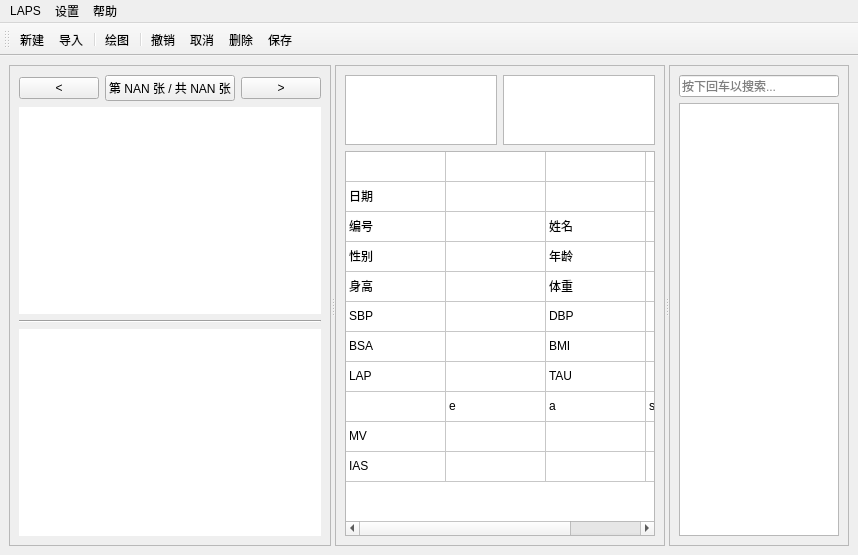
Before: the Qt Designer form UI/ui_index.ui in Orange-66/LAPS-v1.0, drawn with Qt 5.
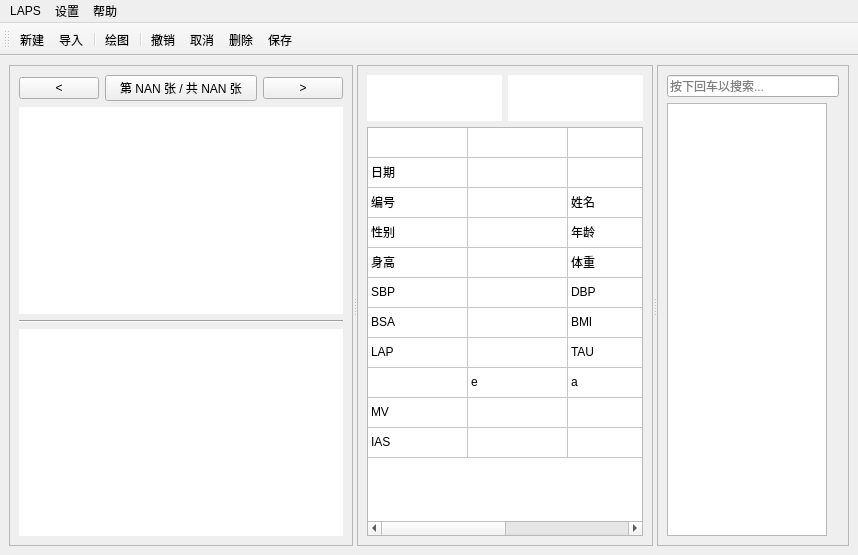
After: the same form once the commit is applied. Icons and pictures are not drawn.

Commit message: - 完成了中部图片的显示； - 完成了对于计算lap时产生的processed_image的剪切与存储； - 完成了将计算的lap写入到数据库中的操作； - 解决了新建图片发生的错误问题； - 设计并完成使用随机字符对于文件的命名，避免命名重复的问题发生； - 在settings中设计了存储文件的根目录以及临时文件的根目录； - 设计了保存图像的开关；

```diff
--- a/UI/ui_index.ui
+++ b/UI/ui_index.ui
@@ -108,10 +108,30 @@
         <item>
          <layout class="QHBoxLayout" name="horizontalLayout_4">
           <item>
-           <widget class="QGraphicsView" name="graphics_left_image"/>
+           <widget class="QLabel" name="label_left_image">
+            <property name="autoFillBackground">
+             <bool>false</bool>
+            </property>
+            <property name="styleSheet">
+             <string notr="true">background:rgb(255, 255, 255)</string>
+            </property>
+            <property name="text">
+             <string/>
+            </property>
+           </widget>
           </item>
           <item>
-           <widget class="QGraphicsView" name="graphics_right_image"/>
+           <widget class="QLabel" name="label_right_image">
+            <property name="autoFillBackground">
+             <bool>true</bool>
+            </property>
+            <property name="styleSheet">
+             <string notr="true">background:rgb(255, 255, 255)</string>
+            </property>
+            <property name="text">
+             <string/>
+            </property>
+           </widget>
           </item>
          </layout>
         </item>
```
Left out of the diff: 16 changed lines with no effect on the pictures. The commit also changes 13 other files.
